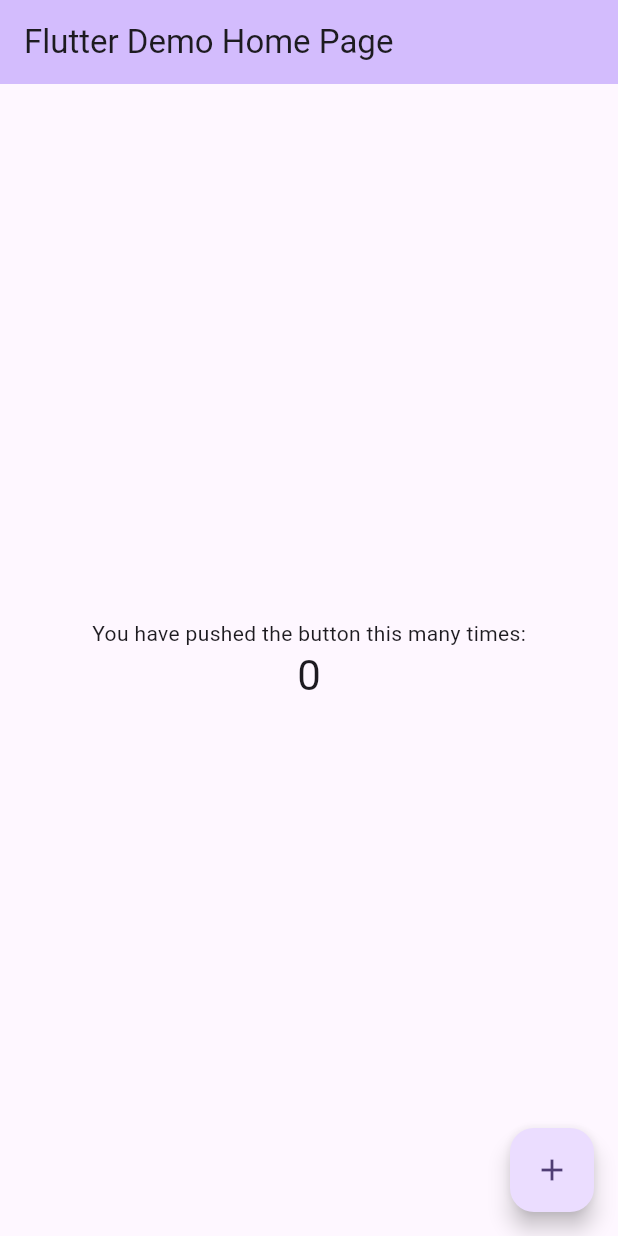
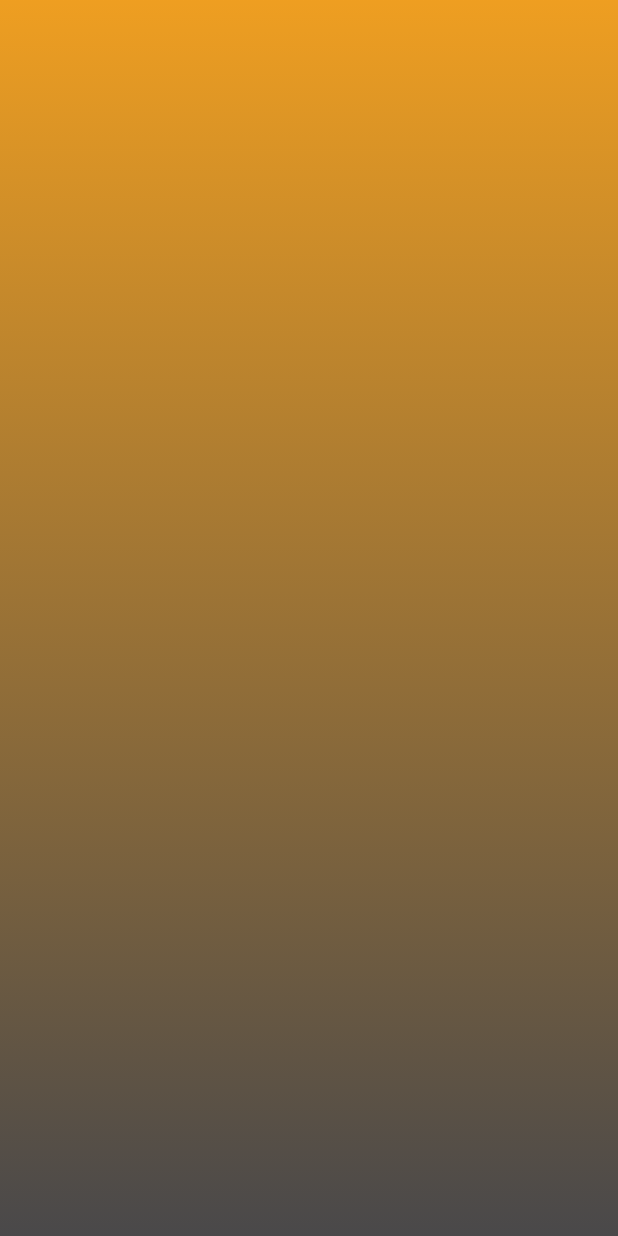
Before and after one commit to alessandro-barate/advanced-basics-quiz-app, a Flutter app: the screen it shows after launch, on a phone screen of 412 x 824 dp. Run offline on Flutter 3.47's test engine with Material 3 defaults, Android fonts, the light colour scheme and no system bars.

Commit message:
Creating the basic scaffold

```diff
--- /dev/null
+++ b/lib/gradient_container.dart
@@ -0,0 +1,23 @@
+import 'package:flutter/material.dart';
+
+const startAlignment = Alignment.topCenter;
+const endAlignment = Alignment.bottomCenter;
+
+class GradientContainer extends StatelessWidget {
+  const GradientContainer({super.key, required this.colors});
+
+  final List<Color> colors;
+
+  @override
+  Widget build(context) {
+    return Container(
+      decoration: BoxDecoration(
+        gradient: LinearGradient(
+          colors: colors,
+          begin: startAlignment,
+          end: endAlignment,
+        ),
+      ),
+    );
+  }
+}
--- a/lib/main.dart
+++ b/lib/main.dart
@@ -1,122 +1,17 @@
 import 'package:flutter/material.dart';
+import 'package:advanced_basics_quiz_app/gradient_container.dart';
 
 void main() {
-  runApp(const MyApp());
-}
-
-class MyApp extends StatelessWidget {
-  const MyApp({super.key});
-
-  // This widget is the root of your application.
-  @override
-  Widget build(BuildContext context) {
-    return MaterialApp(
-      title: 'Flutter Demo',
-      theme: ThemeData(
-        // This is the theme of your application.
-        //
-        // TRY THIS: Try running your application with "flutter run". You'll see
-        // the application has a purple toolbar. Then, without quitting the app,
-        // try changing the seedColor in the colorScheme below to Colors.green
-        // and then invoke "hot reload" (save your changes or press the "hot
-        // reload" button in a Flutter-supported IDE, or press "r" if you used
-        // the command line to start the app).
-        //
-        // Notice that the counter didn't reset back to zero; the application
-        // state is not lost during the reload. To reset the state, use hot
-        // restart instead.
-        //
-        // This works for code too, not just values: Most code changes can be
-        // tested with just a hot reload.
-        colorScheme: ColorScheme.fromSeed(seedColor: Colors.deepPurple),
-      ),
-      home: const MyHomePage(title: 'Flutter Demo Home Page'),
-    );
-  }
-}
-
-class MyHomePage extends StatefulWidget {
-  const MyHomePage({super.key, required this.title});
-
-  // This widget is the home page of your application. It is stateful, meaning
-  // that it has a State object (defined below) that contains fields that affect
-  // how it looks.
-
-  // This class is the configuration for the state. It holds the values (in this
-  // case the title) provided by the parent (in this case the App widget) and
-  // used by the build method of the State. Fields in a Widget subclass are
-  // always marked "final".
-
-  final String title;
-
-  @override
-  State<MyHomePage> createState() => _MyHomePageState();
-}
-
-class _MyHomePageState extends State<MyHomePage> {
-  int _counter = 0;
-
-  void _incrementCounter() {
-    setState(() {
-      // This call to setState tells the Flutter framework that something has
-      // changed in this State, which causes it to rerun the build method below
-      // so that the display can reflect the updated values. If we changed
-      // _counter without calling setState(), then the build method would not be
-      // called again, and so nothing would appear to happen.
-      _counter++;
-    });
-  }
-
-  @override
-  Widget build(BuildContext context) {
-    // This method is rerun every time setState is called, for instance as done
-    // by the _incrementCounter method above.
-    //
-    // The Flutter framework has been optimized to make rerunning build methods
-    // fast, so that you can just rebuild anything that needs updating rather
-    // than having to individually change instances of widgets.
-    return Scaffold(
-      appBar: AppBar(
-        // TRY THIS: Try changing the color here to a specific color (to
-        // Colors.amber, perhaps?) and trigger a hot reload to see the AppBar
-        // change color while the other colors stay the same.
-        backgroundColor: Theme.of(context).colorScheme.inversePrimary,
-        // Here we take the value from the MyHomePage object that was created by
-        // the App.build method, and use it to set our appbar title.
-        title: Text(widget.title),
-      ),
-      body: Center(
-        // Center is a layout widget. It takes a single child and positions it
-        // in the middle of the parent.
-        child: Column(
-          // Column is also a layout widget. It takes a list of children and
-          // arranges them vertically. By default, it sizes itself to fit its
-          // children horizontally, and tries to be as tall as its parent.
-          //
-          // Column has various properties to control how it sizes itself and
-          // how it positions its children. Here we use mainAxisAlignment to
-          // center the children vertically; the main axis here is the vertical
-          // axis because Columns are vertical (the cross axis would be
-          // horizontal).
-          //
-          // TRY THIS: Invoke "debug painting" (choose the "Toggle Debug Paint"
-          // action in the IDE, or press "p" in the console), to see the
-          // wireframe for each widget.
-          mainAxisAlignment: MainAxisAlignment.center,
-          children: <Widget>[
-            const Text('You have pushed the button this many times:'),
-            Text(
-              '$_counter',
-              style: Theme.of(context).textTheme.headlineMedium,
-            ),
+  runApp(
+    const MaterialApp(
+      home: Scaffold(
+        body: GradientContainer(
+          colors: [
+            Color.fromARGB(222, 236, 145, 0),
+            Color.fromARGB(210, 35, 35, 35),
           ],
         ),
       ),
-      floatingActionButton: FloatingActionButton(
-        onPressed: _incrementCounter,
-        tooltip: 'Increment',
-        child: const Icon(Icons.add),
-      ), // This trailing comma makes auto-formatting nicer for build methods.
-    );
-  }
+    ),
+  );
 }
```
Also changed, not shown: 152 other files.
